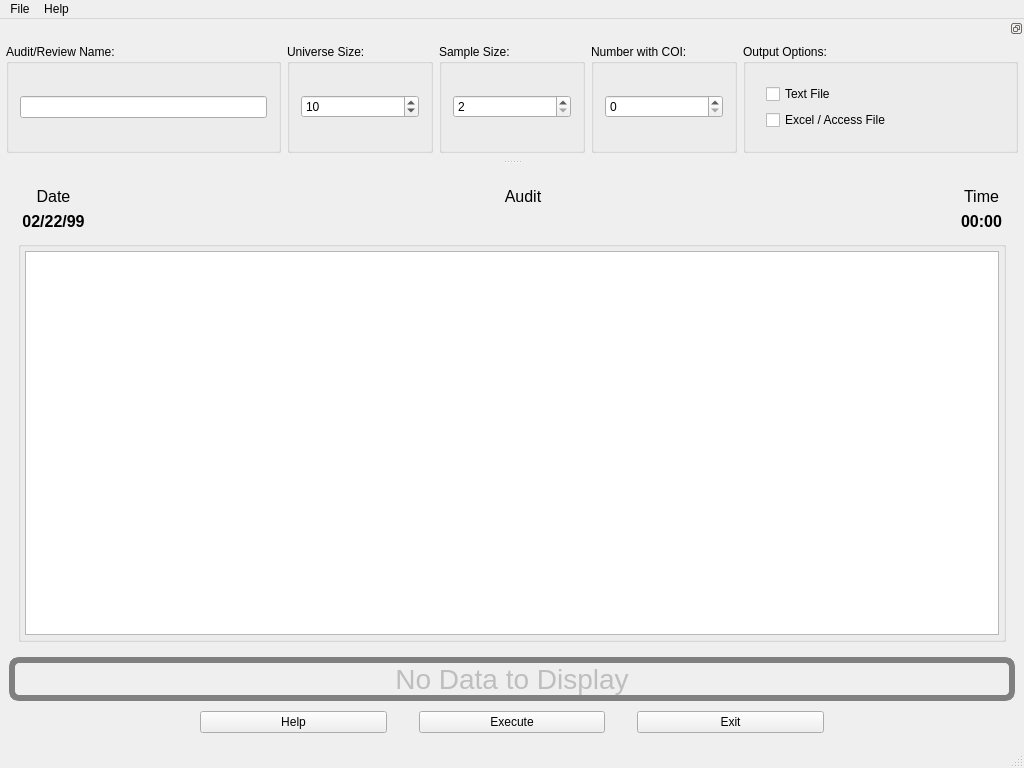
First picture: the form in products/RAT-STATS/rstats_modules/unrestricted_attribute_appraisal/src/UIRStatsUAA.ui, repository cbtek/RStats2017, before the edit.
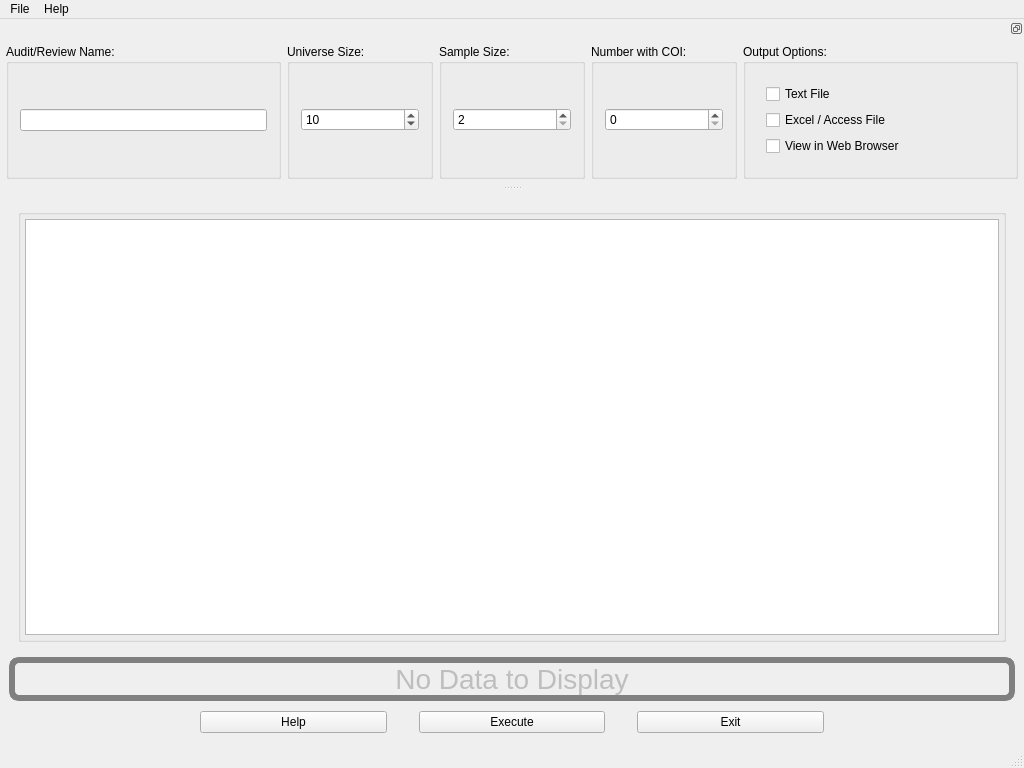
Second picture: the form after the edit.

Commit message: Fixed bug in UVA that was causing numeric issue. Added ability to view results in browser

The edit to the form file:
```diff
--- a/products/RAT-STATS/rstats_modules/unrestricted_attribute_appraisal/src/UIRStatsUAA.ui
+++ b/products/RAT-STATS/rstats_modules/unrestricted_attribute_appraisal/src/UIRStatsUAA.ui
@@ -21,130 +21,6 @@
     <item>
      <widget class="QFrame" name="m_frmOutput">
       <layout class="QVBoxLayout" name="verticalLayout_2">
-       <item>
-        <widget class="QFrame" name="m_frmTimeDate">
-         <property name="styleSheet">
-          <string notr="true"/>
-         </property>
-         <layout class="QGridLayout" name="gridLayout_3">
-          <property name="leftMargin">
-           <number>4</number>
-          </property>
-          <property name="topMargin">
-           <number>4</number>
-          </property>
-          <property name="rightMargin">
-           <number>4</number>
-          </property>
-          <property name="bottomMargin">
-           <number>4</number>
-          </property>
-          <item row="0" column="2">
-           <widget class="QLabel" name="label">
-            <property name="font">
-             <font>
-              <pointsize>12</pointsize>
-             </font>
-            </property>
-            <property name="text">
-             <string>Audit</string>
-            </property>
-            <property name="alignment">
-             <set>Qt::AlignCenter</set>
-            </property>
-           </widget>
-          </item>
-          <item row="1" column="4">
-           <widget class="QLabel" name="m_lblTime">
-            <property name="font">
-             <font>
-              <pointsize>12</pointsize>
-              <weight>75</weight>
-              <bold>true</bold>
-             </font>
-            </property>
-            <property name="text">
-             <string>00:00</string>
-            </property>
-            <property name="alignment">
-             <set>Qt::AlignCenter</set>
-            </property>
-           </widget>
-          </item>
-          <item row="1" column="1">
-           <widget class="QLabel" name="m_lblDate">
-            <property name="font">
-             <font>
-              <pointsize>12</pointsize>
-              <weight>75</weight>
-              <italic>false</italic>
-              <bold>true</bold>
-             </font>
-            </property>
-            <property name="text">
-             <string>02/22/99</string>
-            </property>
-            <property name="alignment">
-             <set>Qt::AlignCenter</set>
-            </property>
-           </widget>
-          </item>
-          <item row="0" column="1">
-           <widget class="QLabel" name="label_6">
-            <property name="font">
-             <font>
-              <pointsize>12</pointsize>
-             </font>
-            </property>
-            <property name="text">
-             <string>Date</string>
-            </property>
-            <property name="alignment">
-             <set>Qt::AlignCenter</set>
-            </property>
-           </widget>
-          </item>
-          <item row="0" column="4">
-           <widget class="QLabel" name="label_5">
-            <property name="font">
-             <font>
-              <pointsize>12</pointsize>
-             </font>
-            </property>
-            <property name="text">
-             <string>Time</string>
-            </property>
-            <property name="alignment">
-             <set>Qt::AlignCenter</set>
-            </property>
-           </widget>
-          </item>
-          <item row="1" column="2">
-           <widget class="QLabel" name="m_lblAudit">
-            <property name="sizePolicy">
-             <sizepolicy hsizetype="Expanding" vsizetype="Preferred">
-              <horstretch>0</horstretch>
-              <verstretch>0</verstretch>
-             </sizepolicy>
-            </property>
-            <property name="font">
-             <font>
-              <pointsize>12</pointsize>
-              <weight>75</weight>
-              <bold>true</bold>
-             </font>
-            </property>
-            <property name="text">
-             <string/>
-            </property>
-            <property name="alignment">
-             <set>Qt::AlignCenter</set>
-            </property>
-           </widget>
-          </item>
-         </layout>
-        </widget>
-       </item>
        <item>
         <widget class="QGroupBox" name="verticalGroupBox_2">
          <property name="title">
@@ -582,6 +458,13 @@
                 </property>
                </widget>
               </item>
+              <item>
+               <widget class="QCheckBox" name="m_chkViewInBrowser">
+                <property name="text">
+                 <string>View in Web Browser</string>
+                </property>
+               </widget>
+              </item>
              </layout>
             </widget>
            </item>
```
The commit also changes 20 other files.
